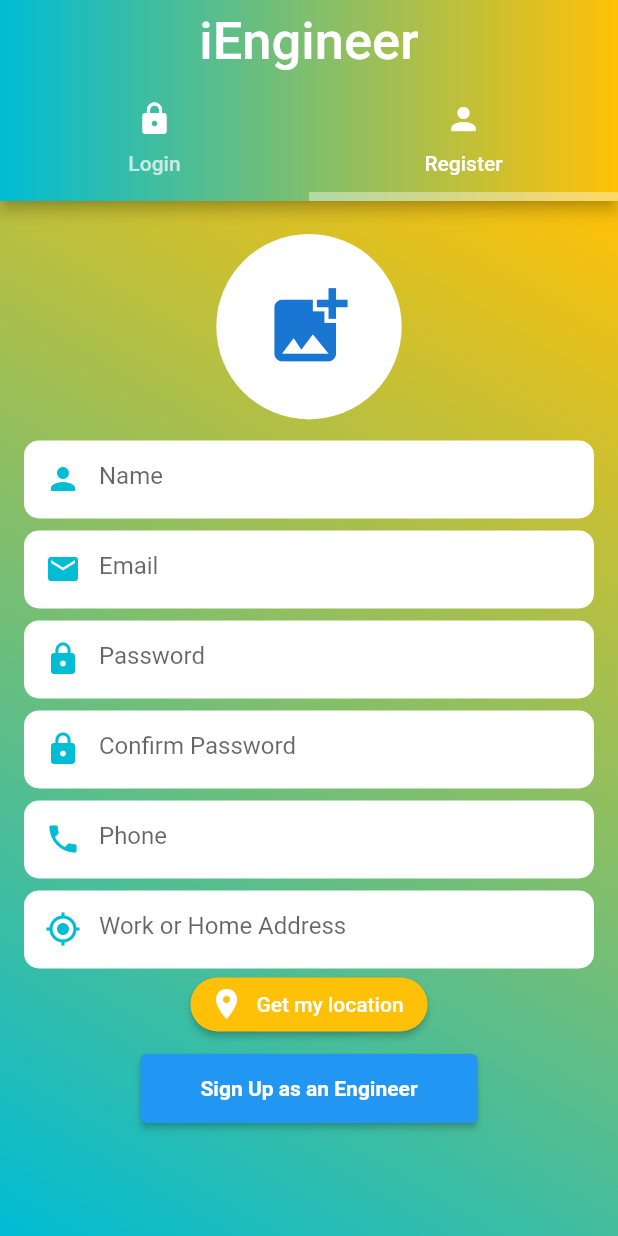
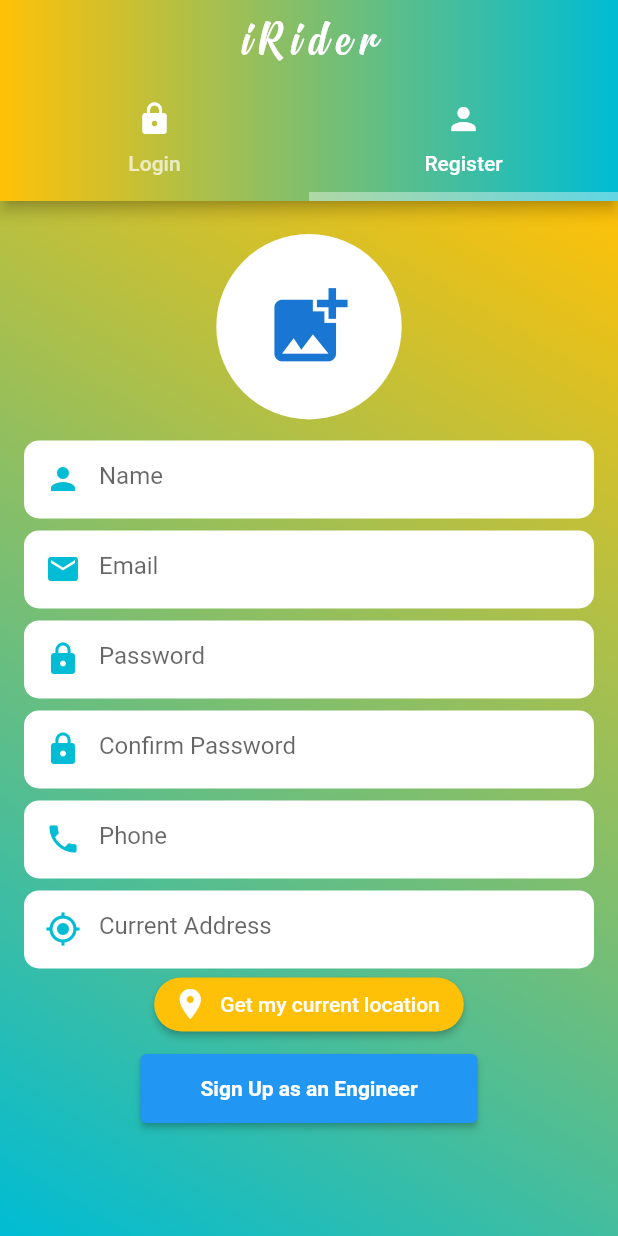
Before and after one commit to emorilebo/curious_rider, a Flutter app: the AuthScreen screen opened directly, tab 2 chosen, on a phone screen of 412 x 824 dp. Run offline on Flutter 3.47's test engine with Material 2 defaults, Android fonts, the light colour scheme and no system bars; our stand-ins replace cloud_firestore, firebase_auth, firebase_core, firebase_storage, geocoding, geolocator and 2 more; accounts and stored records are empty; Roboto replaces fonts that are missing (Lobster).

Commit message:
CHANGE: Rider logina dn registeration bug fix

```diff
--- a/lib/authentication/auth_screen.dart
+++ b/lib/authentication/auth_screen.dart
@@ -20,8 +20,8 @@ class _AuthScreenState extends State<AuthScreen> {
               decoration: const BoxDecoration(
                   gradient: LinearGradient(
                 colors: [
+                  Colors.amber,
                   Colors.cyan,
-                  Colors.amber,
                 ],
                 begin: FractionalOffset(0.0, 0.0),
                 end: FractionalOffset(1.0, 0.0),
@@ -31,11 +31,12 @@ class _AuthScreenState extends State<AuthScreen> {
             ),
             automaticallyImplyLeading: false,
             title: const Text(
-              "iEngineer",
+              "iRider",
               style: TextStyle(
                 fontSize: 35,
                 color: Colors.white,
-                fontFamily: "Lobster",
+                fontFamily: "Signatra",
+                letterSpacing: 6,
               ),
             ),
             centerTitle: true,
--- a/lib/authentication/login.dart
+++ b/lib/authentication/login.dart
@@ -100,7 +100,7 @@ class _LoginScreenState extends State<LoginScreen> {
               child: Padding(
                 padding: const EdgeInsets.all(15),
                 child: Image.asset(
-                  "images/seller.png",
+                  "images/signup.png",
                   height: 270,
                 ),
               ),
--- a/lib/authentication/register.dart
+++ b/lib/authentication/register.dart
@@ -175,11 +175,11 @@ class _RegisterScreenState extends State<RegisterScreen> {
   }
 
   Future saveDataToFirestore(User currentUser) async {
-    FirebaseFirestore.instance.collection("sellers").doc(currentUser.uid).set({
-      "sellerUID": currentUser.uid,
-      "sellerEmail": currentUser.email,
-      "sellerName": nameController.text.trim(),
-      "sellerAvatarUrl": sellerImageUrl,
+    FirebaseFirestore.instance.collection("riders").doc(currentUser.uid).set({
+      "riderUID": currentUser.uid,
+      "riderEmail": currentUser.email,
+      "riderName": nameController.text.trim(),
+      "riderAvatarUrl": sellerImageUrl,
       "phone": phoneController.text.trim(),
       "address": completeAddress,
       "status": "approved",
@@ -264,7 +264,7 @@ class _RegisterScreenState extends State<RegisterScreen> {
                   CustomTextField(
                     data: Icons.my_location,
                     controller: locationController,
-                    hintText: "Work or Home Address",
+                    hintText: "Current Address",
                     isObscure: false,
                     enabled: true,
                   ),
@@ -278,7 +278,7 @@ class _RegisterScreenState extends State<RegisterScreen> {
                       },
                       icon: const Icon(Icons.location_on, color: Colors.white),
                       label: const Text(
-                        "Get my location",
+                        "Get my current location",
                         style: TextStyle(color: Colors.white),
                       ),
                       style: ElevatedButton.styleFrom(
--- a/lib/splashScreen/splash_screen.dart
+++ b/lib/splashScreen/splash_screen.dart
@@ -1,5 +1,6 @@
 import 'dart:async';
 
+import 'package:curious_rider/authentication/auth_screen.dart';
 import 'package:curious_rider/global/global.dart';
 import 'package:flutter/material.dart';
 
@@ -17,8 +18,8 @@ class _MySplashScreenState extends State<MySplashScreen> {
         // Navigator.push(
         //     context, MaterialPageRoute(builder: (c) => const HomeScreen()));
       } else {
-        // Navigator.push(
-        //     context, MaterialPageRoute(builder: (c) => const AuthScreen()));
+        Navigator.push(
+            context, MaterialPageRoute(builder: (c) => const AuthScreen()));
       }
     });
   }
```
